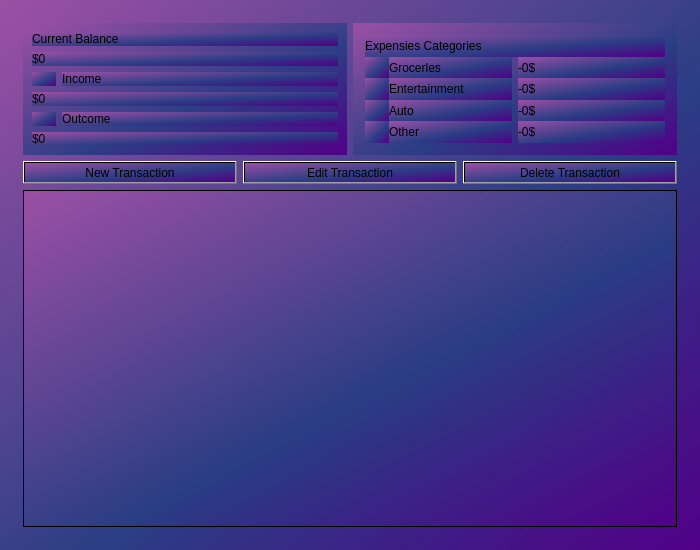
Old version of the form widget.ui in the repository BraveSpirit999/Expense_tracker.
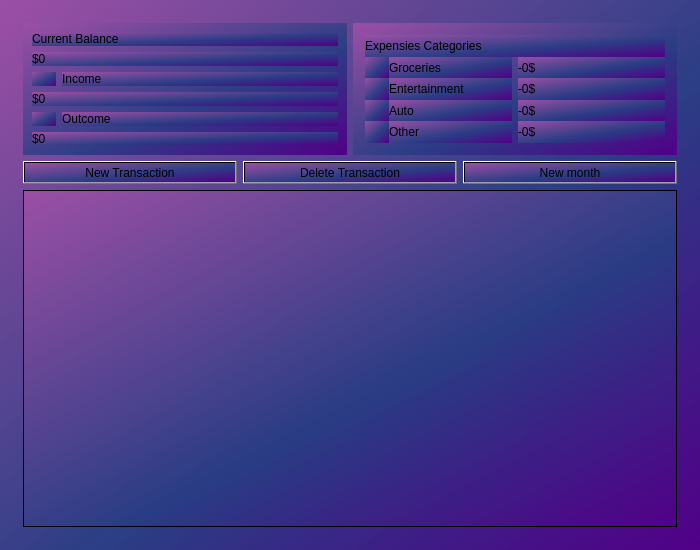
New version of the form. Icons and pictures are not drawn.

Diff of the .ui file:
```diff
--- a/widget.ui
+++ b/widget.ui
@@ -199,7 +199,7 @@
               <item>
                <widget class="QLabel" name="label_11">
                 <property name="text">
-                 <string>Grocerles</string>
+                 <string>Groceries</string>
                 </property>
                </widget>
               </item>
@@ -370,23 +370,6 @@
          </property>
         </widget>
        </item>
-       <item>
-        <widget class="QPushButton" name="pushButton_2">
-         <property name="text">
-          <string>Edit Transaction</string>
-         </property>
-         <property name="icon">
-          <iconset resource="resourse.qrc">
-           <normaloff>:/resourse/icon/edit_white_24dp.svg</normaloff>:/resourse/icon/edit_white_24dp.svg</iconset>
-         </property>
-         <property name="iconSize">
-          <size>
-           <width>24</width>
-           <height>24</height>
-          </size>
-         </property>
-        </widget>
-       </item>
        <item>
         <widget class="QPushButton" name="pushButton_3">
          <property name="text">
@@ -404,6 +387,23 @@
          </property>
         </widget>
        </item>
+       <item>
+        <widget class="QPushButton" name="pushButton_2">
+         <property name="text">
+          <string>New month</string>
+         </property>
+         <property name="icon">
+          <iconset resource="resourse.qrc">
+           <normaloff>:/resourse/icon/edit_white_24dp.svg</normaloff>:/resourse/icon/edit_white_24dp.svg</iconset>
+         </property>
+         <property name="iconSize">
+          <size>
+           <width>24</width>
+           <height>24</height>
+          </size>
+         </property>
+        </widget>
+       </item>
       </layout>
      </item>
      <item>
```
